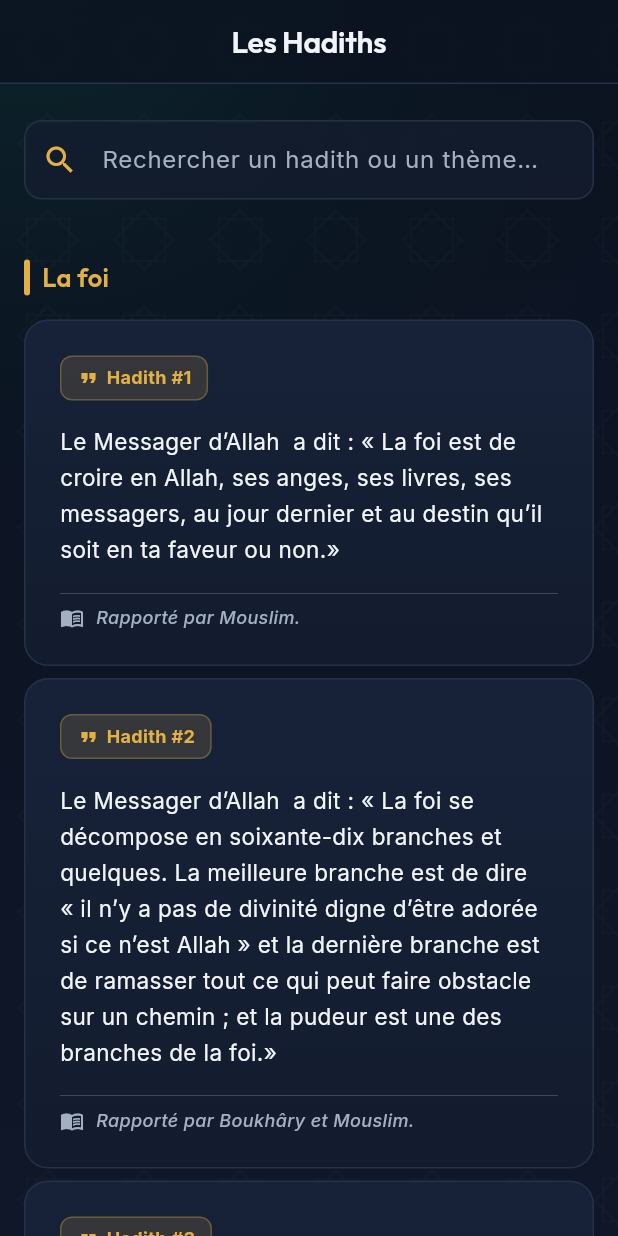
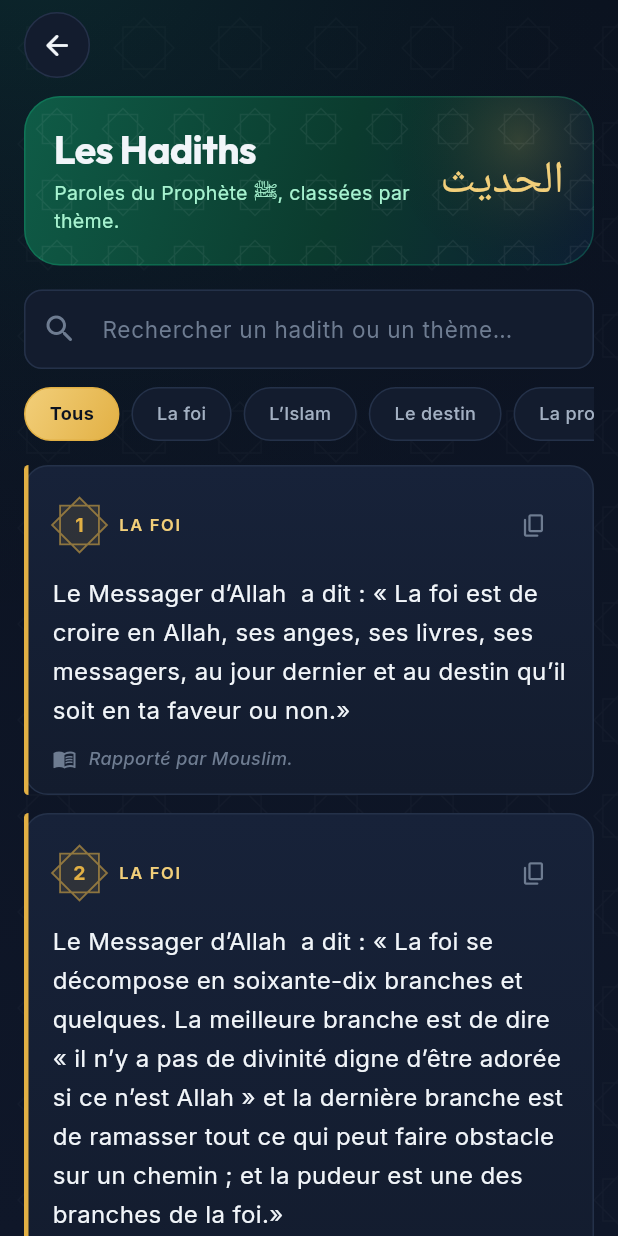
Before and after one commit to sorail742/aeemg, a Flutter app: the HadithHubScreen screen opened by its route, on a phone screen of 412 x 824 dp. Run offline on Flutter 3.47's test engine with Material 3 defaults, Android fonts, the phone set to English and light mode, and no system bars; drawn by our look-alikes of flutter_animate; our stand-ins replace adhan, audioplayers, emoji_picker_flutter, flutter_local_notifications, flutter_riverpod, geocoding and 12 more; missing offline and left inert: quran, record; accounts and stored records are empty; Roboto replaces fonts that are missing (Amiri).

Commit message:
style(AMEL-027): Hadiths et quiz en v3
- Hadiths : bandeau « Les Hadiths » avec الحديث en calligraphie dorée,
  bouton rond Retour, filtres par thème en pastilles (dorée pour le thème
  actif), cartes à filet doré avec numéro en étoile, thème en
  surtitre, bouton « Copier le hadith » ; squelette, états vide et erreur
  lisibles (plus de « Erreur : $err »).
- Quiz : bandeau « Quiz islamique », sections par catégorie, cartes à
  pastille violette, nombre de questions en or, bouton de lecture en
  dégradé ; squelette et états explicites.

Co-Authored-By: Claude Opus 5.5 <noreply@anthropic.com>
Claude-Session: https://claude.ai/code/session_01QuFgH5bJG7KeUt3vrEj1V2

```diff
--- a/lib/features/hadith/presentation/hadith_hub_screen.dart
+++ b/lib/features/hadith/presentation/hadith_hub_screen.dart
@@ -1,12 +1,21 @@
 import 'package:flutter/material.dart';
+import 'package:flutter/services.dart';
 import 'package:flutter_riverpod/flutter_riverpod.dart';
-import 'package:flutter_animate/flutter_animate.dart';
+import 'package:go_router/go_router.dart';
 
 import '../../../core/theme/app_colors.dart';
+import '../../../core/theme/app_gradients.dart';
+import '../../../core/theme/app_radius.dart';
 import '../../../core/theme/app_spacing.dart';
 import '../../../core/theme/app_typography.dart';
+import '../../../core/utils/supabase_errors.dart';
 import '../../../shared/widgets/ds/aeemg_card.dart';
+import '../../../shared/widgets/ds/aeemg_hero.dart';
+import '../../../shared/widgets/ds/aeemg_motion.dart';
+import '../../../shared/widgets/ds/aeemg_section.dart';
+import '../../../shared/widgets/ds/aeemg_star_badge.dart';
 import '../../../shared/widgets/ds/islamic_background.dart';
+import '../data/models/hadith_model.dart';
 import 'providers/hadith_provider.dart';
 
 class HadithHubScreen extends ConsumerStatefulWidget {
@@ -20,14 +29,15 @@ class _HadithHubScreenState extends ConsumerState<HadithHubScreen> {
   final _searchController = TextEditingController();
   String _searchQuery = '';
 
+  /// Thème filtré, ou null pour tous les thèmes.
+  String? _category;
+
   @override
   void initState() {
     super.initState();
-    _searchController.addListener(() {
-      setState(() {
-        _searchQuery = _searchController.text;
-      });
-    });
+    _searchController.addListener(
+      () => setState(() => _searchQuery = _searchController.text),
+    );
   }
 
   @override
@@ -42,145 +52,309 @@ class _HadithHubScreenState extends ConsumerState<HadithHubScreen> {
 
     return Scaffold(
       backgroundColor: AppColors.background,
-      extendBodyBehindAppBar: true,
-      appBar: AppBar(
-        backgroundColor: AppColors.background.withValues(alpha: 0.8),
-        elevation: 0,
-        iconTheme: const IconThemeData(color: AppColors.white),
-        title: Text('Les Hadiths', style: AppTypography.h2.copyWith(color: AppColors.white)),
-      ),
       body: IslamicBackground(
         withPattern: true,
         child: initializationAsync.when(
-          loading: () => const Center(child: CircularProgressIndicator(color: AppColors.gold)),
-          error: (err, stack) => Center(child: Text('Erreur : $err', style: const TextStyle(color: AppColors.error))),
+          loading: () => _Layout(
+            header: _header(context, const []),
+            children: const [
+              AeemgSkeletonTile(),
+              SizedBox(height: AppSpacing.sm),
+              AeemgSkeletonTile(),
+            ],
+          ),
+          error: (error, _) => _Layout(
+            header: _header(context, const []),
+            children: [
+              AeemgEmptyState(
+                compact: true,
+                icon: Icons.error_outline_rounded,
+                title: 'Hadiths indisponibles',
+                message: friendlySupabaseError(error),
+              ),
+            ],
+          ),
           data: (_) {
             final service = ref.read(hadithServiceProvider);
-            final hadiths = service.searchHadiths(_searchQuery);
-            final categories = hadiths.map((h) => h.category).toSet().toList();
+            final categories = service.getCategories();
+            final hadiths = service
+                .searchHadiths(_searchQuery)
+                .where((h) => _category == null || h.category == _category)
+                .toList();
 
+            return _Layout(
+              header: _header(context, categories),
+              children: hadiths.isEmpty
+                  ? const [
+                      AeemgEmptyState(
+                        compact: true,
+                        icon: Icons.search_off_rounded,
+                        title: 'Aucun hadith trouvé',
+                        message: 'Essayez un autre mot ou un autre thème.',
+                      ),
+                    ]
+                  : [
+                      for (var i = 0; i < hadiths.length; i++)
+                        Padding(
+                          padding: const EdgeInsets.only(
+                            bottom: AppSpacing.smMd,
+                          ),
+                          child: _HadithCard(
+                            hadith: hadiths[i],
+                          ).reveal(context, index: i),
+                        ),
+                    ],
+            );
+          },
+        ),
+      ),
+    );
+  }
+
+  Widget _header(BuildContext context, List<String> categories) {
     return Column(
+      crossAxisAlignment: CrossAxisAlignment.stretch,
       children: [
-                SizedBox(height: MediaQuery.of(context).padding.top + kToolbarHeight + 16),
-                Padding(
-                  padding: const EdgeInsets.symmetric(horizontal: AppSpacing.md, vertical: AppSpacing.sm),
-                  child: TextField(
+        Row(
+          children: [
+            AeemgRoundIconButton(
+              icon: Icons.arrow_back_rounded,
+              tooltip: 'Retour',
+              onPressed: () =>
+                  context.canPop() ? context.pop() : context.go('/home'),
+            ),
+          ],
+        ),
+        const SizedBox(height: AppSpacing.smMd),
+        AeemgHero(
+          child: Row(
+            children: [
+              Expanded(
+                child: Column(
+                  crossAxisAlignment: CrossAxisAlignment.start,
+                  children: [
+                    Text('Les Hadiths', style: AppTypography.h1),
+                    const SizedBox(height: AppSpacing.xs),
+                    Text(
+                      'Paroles du Prophète ﷺ, classées par thème.',
+                      style: AppTypography.bodySmall.copyWith(
+                        color: AppColors.lightEmerald,
+                      ),
+                    ),
+                  ],
+                ),
+              ),
+              Text(
+                'الحديث',
+                textDirection: TextDirection.rtl,
+                style: AppTypography.quranArabic(
+                  size: 30,
+                ).copyWith(color: AppColors.goldLight),
+              ),
+            ],
+          ),
+        ).reveal(context),
+        const SizedBox(height: AppSpacing.md),
+        TextField(
           controller: _searchController,
-                    style: const TextStyle(color: AppColors.white),
           decoration: InputDecoration(
             hintText: 'Rechercher un hadith ou un thème…',
-                      hintStyle: TextStyle(color: AppColors.textSecondary),
-                      prefixIcon: const Icon(Icons.search, color: AppColors.gold),
-                      filled: true,
-                      fillColor: AppColors.cardSurface.withValues(alpha: 0.8),
-                      border: OutlineInputBorder(
-                        borderRadius: BorderRadius.circular(16),
-                        borderSide: BorderSide.none,
-                      ),
-                      focusedBorder: OutlineInputBorder(
-                        borderRadius: BorderRadius.circular(16),
-                        borderSide: BorderSide(color: AppColors.gold.withValues(alpha: 0.5)),
-                      ),
+            prefixIcon: const Icon(Icons.search_rounded),
             suffixIcon: _searchQuery.isNotEmpty
                 ? IconButton(
-                              icon: const Icon(Icons.clear, color: AppColors.textSecondary),
-                              onPressed: () => _searchController.clear(),
+                    tooltip: 'Effacer',
+                    icon: const Icon(Icons.clear_rounded),
+                    onPressed: _searchController.clear,
                   )
                 : null,
           ),
-                  ).animate().fade().slideY(begin: -0.2),
         ),
-                Expanded(
-                  child: hadiths.isEmpty
-                      ? Center(child: Text('Aucun hadith trouvé.', style: TextStyle(color: AppColors.textSecondary)))
-                      : ListView.builder(
-                          padding: const EdgeInsets.all(AppSpacing.md),
-                          physics: const BouncingScrollPhysics(),
-                          itemCount: categories.length,
-                          itemBuilder: (context, catIndex) {
-                            final category = categories[catIndex];
-                            final categoryHadiths = hadiths
-                                .where((h) => h.category == category)
-                                .toList();
-
-                            return Column(
-                              crossAxisAlignment: CrossAxisAlignment.start,
+        if (categories.isNotEmpty) ...[
+          const SizedBox(height: AppSpacing.smMd),
+          SizedBox(
+            height: 36,
+            child: ListView(
+              scrollDirection: Axis.horizontal,
               children: [
-                                Padding(
-                                  padding: const EdgeInsets.only(top: AppSpacing.md, bottom: AppSpacing.md),
-                                  child: Row(
-                                    children: [
-                                      Container(
-                                        width: 4,
-                                        height: 24,
-                                        decoration: BoxDecoration(
-                                          color: AppColors.gold,
-                                          borderRadius: BorderRadius.circular(2),
+                _CategoryChip(
+                  label: 'Tous',
+                  selected: _category == null,
+                  onTap: () => setState(() => _category = null),
                 ),
-                                      ),
-                                      const SizedBox(width: AppSpacing.sm),
-                                      Text(
-                                        category,
-                                        style: AppTypography.h3.copyWith(color: AppColors.gold),
+                for (final c in categories)
+                  _CategoryChip(
+                    label: c,
+                    selected: _category == c,
+                    onTap: () => setState(() => _category = c),
                   ),
               ],
             ),
-                                ).animate(delay: Duration(milliseconds: 100 * catIndex)).fade(),
-                                ...categoryHadiths.map((hadith) => Padding(
-                                      padding: const EdgeInsets.only(bottom: AppSpacing.sm),
-                                      child: AeemgCard(
-                                        padding: const EdgeInsets.all(AppSpacing.lg),
+          ),
+        ],
+      ],
+    );
+  }
+}
+
+/// En-tête fixe sous la barre d'état, puis liste défilante.
+class _Layout extends StatelessWidget {
+  const _Layout({required this.header, required this.children});
+
+  final Widget header;
+  final List<Widget> children;
+
+  @override
+  Widget build(BuildContext context) {
+    return ListView(
+      padding: EdgeInsets.fromLTRB(
+        AppSpacing.md,
+        AppSpacing.sm + MediaQuery.paddingOf(context).top,
+        AppSpacing.md,
+        AppSpacing.xxl,
+      ),
+      children: [
+        header,
+        const SizedBox(height: AppSpacing.md),
+        ...children,
+      ],
+    );
+  }
+}
+
+class _CategoryChip extends StatelessWidget {
+  const _CategoryChip({
+    required this.label,
+    required this.selected,
+    required this.onTap,
+  });
+
+  final String label;
+  final bool selected;
+  final VoidCallback onTap;
+
+  @override
+  Widget build(BuildContext context) {
+    return Padding(
+      padding: const EdgeInsets.only(right: AppSpacing.sm),
+      child: Semantics(
+        button: true,
+        selected: selected,
+        label: label,
+        excludeSemantics: true,
+        child: InkWell(
+          onTap: onTap,
+          borderRadius: AppRadius.pillBorder,
+          child: Container(
+            padding: const EdgeInsets.symmetric(horizontal: AppSpacing.md),
+            alignment: Alignment.center,
+            decoration: BoxDecoration(
+              gradient: selected ? AppGradients.gold : null,
+              color: selected ? null : AppColors.cardSurface,
+              borderRadius: AppRadius.pillBorder,
+              border: Border.all(
+                color: selected ? AppColors.gold : AppColors.border,
+              ),
+            ),
+            child: Text(
+              label,
+              style: AppTypography.caption.copyWith(
+                color: selected ? AppColors.deepNavy : AppColors.textSecondary,
+                fontWeight: selected ? FontWeight.w700 : FontWeight.w500,
+              ),
+            ),
+          ),
+        ),
+      ),
+    );
+  }
+}
+
+class _HadithCard extends StatelessWidget {
+  const _HadithCard({required this.hadith});
+
+  final Hadith hadith;
+
+  @override
+  Widget build(BuildContext context) {
+    return AeemgCard(
+      padding: EdgeInsets.zero,
+      child: IntrinsicHeight(
+        child: Row(
+          crossAxisAlignment: CrossAxisAlignment.stretch,
+          children: [
+            Container(
+              width: 3,
+              decoration: const BoxDecoration(
+                color: AppColors.gold,
+                borderRadius: BorderRadius.horizontal(
+                  left: Radius.circular(AppRadius.card),
+                ),
+              ),
+            ),
+            Expanded(
+              child: Padding(
+                padding: const EdgeInsets.all(AppSpacing.md),
                 child: Column(
                   crossAxisAlignment: CrossAxisAlignment.start,
                   children: [
                     Row(
                       children: [
-                                                Container(
-                                                  padding: const EdgeInsets.symmetric(
-                                                    horizontal: 10,
-                                                    vertical: 6,
+                        AeemgStarBadge(
+                          label: '${hadith.id}',
+                          size: 36,
+                          tint: AppColors.gold,
                         ),
-                                                  decoration: BoxDecoration(
-                                                    color: AppColors.gold.withValues(alpha: 0.15),
-                                                    border: Border.all(color: AppColors.gold.withValues(alpha: 0.3)),
-                                                    borderRadius: BorderRadius.circular(8),
+                        const SizedBox(width: AppSpacing.sm),
+                        Expanded(
+                          child: Text(
+                            hadith.category.toUpperCase(),
+                            style: AppTypography.overline.copyWith(
+                              color: AppColors.goldLight,
                             ),
-                                                  child: Row(
-                                                    mainAxisSize: MainAxisSize.min,
-                                                    children: [
-                                                      const Icon(Icons.format_quote, color: AppColors.gold, size: 16),
-                                                      const SizedBox(width: 4),
-                                                      Text(
-                                                        'Hadith #${hadith.id}',
-                                                        style: AppTypography.caption.copyWith(
-                                                          color: AppColors.gold,
-                                                          fontWeight: FontWeight.bold,
                           ),
+                        ),
+                        IconButton(
+                          tooltip: 'Copier le hadith',
+                          icon: const Icon(
+                            Icons.copy_rounded,
+                            size: 18,
+                            color: AppColors.textTertiary,
+                          ),
+                          onPressed: () async {
+                            await Clipboard.setData(
+                              ClipboardData(
+                                text: '${hadith.text}\n— ${hadith.source}',
+                              ),
+                            );
+                            if (context.mounted) {
+                              ScaffoldMessenger.of(context).showSnackBar(
+                                const SnackBar(content: Text('Hadith copié.')),
+                              );
+                            }
+                          },
                         ),
                       ],
                     ),
-                                                ),
-                                              ],
-                                            ),
-                                            const SizedBox(height: AppSpacing.md),
+                    const SizedBox(height: AppSpacing.sm),
                     Text(
                       hadith.text,
-                                              style: AppTypography.body.copyWith(height: 1.6),
+                      style: AppTypography.bodyLarge.copyWith(height: 1.6),
                     ),
                     if (hadith.source.isNotEmpty) ...[
-                                              const SizedBox(height: AppSpacing.md),
-                                              const Divider(color: AppColors.textTertiary, thickness: 0.3),
-                                              const SizedBox(height: AppSpacing.sm),
+                      const SizedBox(height: AppSpacing.smMd),
                       Row(
                         children: [
-                                                  const Icon(Icons.menu_book, color: AppColors.textSecondary, size: 16),
-                                                  const SizedBox(width: 8),
+                          const Icon(
+                            Icons.menu_book_outlined,
+                            color: AppColors.textTertiary,
+                            size: 16,
+                          ),
+                          const SizedBox(width: AppSpacing.sm),
                           Expanded(
                             child: Text(
                               hadith.source,
                               style: AppTypography.caption.copyWith(
                                 fontStyle: FontStyle.italic,
-                                                        color: AppColors.textSecondary,
                               ),
                             ),
                           ),
@@ -189,18 +363,9 @@ class _HadithHubScreenState extends ConsumerState<HadithHubScreen> {
                     ],
                   ],
                 ),
-                                      ).animate(delay: Duration(milliseconds: 100 * catIndex + 100)).fade().slideX(begin: 0.05),
-                                    ),
-                                  ),
-                                const SizedBox(height: AppSpacing.lg),
-                              ],
-                            );
-                          },
               ),
             ),
           ],
-            );
-          },
         ),
       ),
     );
```
Also changed, not shown: lib/features/islamic/presentation/quiz_list_screen.dart (+160 -112 lines), 1 other file. Lines whose indentation alone changed are shown as unchanged.
